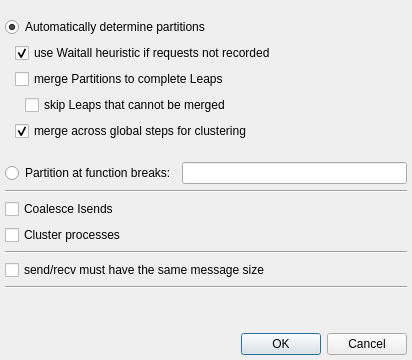
Qt form importoptionsdialog.ui (LLNL/ravel) before a commit.
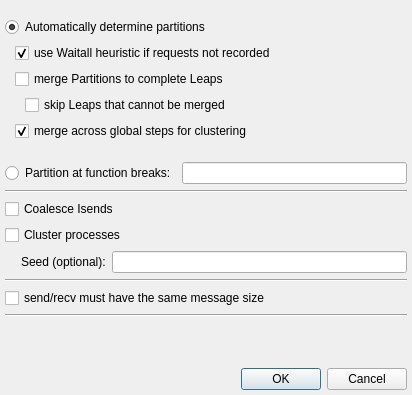
The same form after that commit.

Commit message: Interface for setting seed when clustering with muster.

Patch:
```diff
--- a/importoptionsdialog.ui
+++ b/importoptionsdialog.ui
@@ -10,7 +10,7 @@
     <x>0</x>
     <y>0</y>
     <width>412</width>
-    <height>360</height>
+    <height>395</height>
    </rect>
   </property>
   <property name="windowTitle">
@@ -186,6 +186,48 @@
      </property>
     </widget>
    </item>
+   <item>
+    <layout class="QHBoxLayout" name="horizontalLayout_3">
+     <property name="leftMargin">
+      <number>0</number>
+     </property>
+     <property name="topMargin">
+      <number>0</number>
+     </property>
+     <property name="rightMargin">
+      <number>0</number>
+     </property>
+     <property name="bottomMargin">
+      <number>0</number>
+     </property>
+     <item>
+      <spacer name="horizontalSpacer_2">
+       <property name="orientation">
+        <enum>Qt::Horizontal</enum>
+       </property>
+       <property name="sizeType">
+        <enum>QSizePolicy::Fixed</enum>
+       </property>
+       <property name="sizeHint" stdset="0">
+        <size>
+         <width>16</width>
+         <height>5</height>
+        </size>
+       </property>
+      </spacer>
+     </item>
+     <item>
+      <widget class="QLabel" name="label">
+       <property name="text">
+        <string>Seed (optional):</string>
+       </property>
+      </widget>
+     </item>
+     <item>
+      <widget class="QLineEdit" name="seedEdit"/>
+     </item>
+    </layout>
+   </item>
    <item>
     <widget class="Line" name="line_2">
      <property name="orientation">
```
The commit also changes 7 other files.
